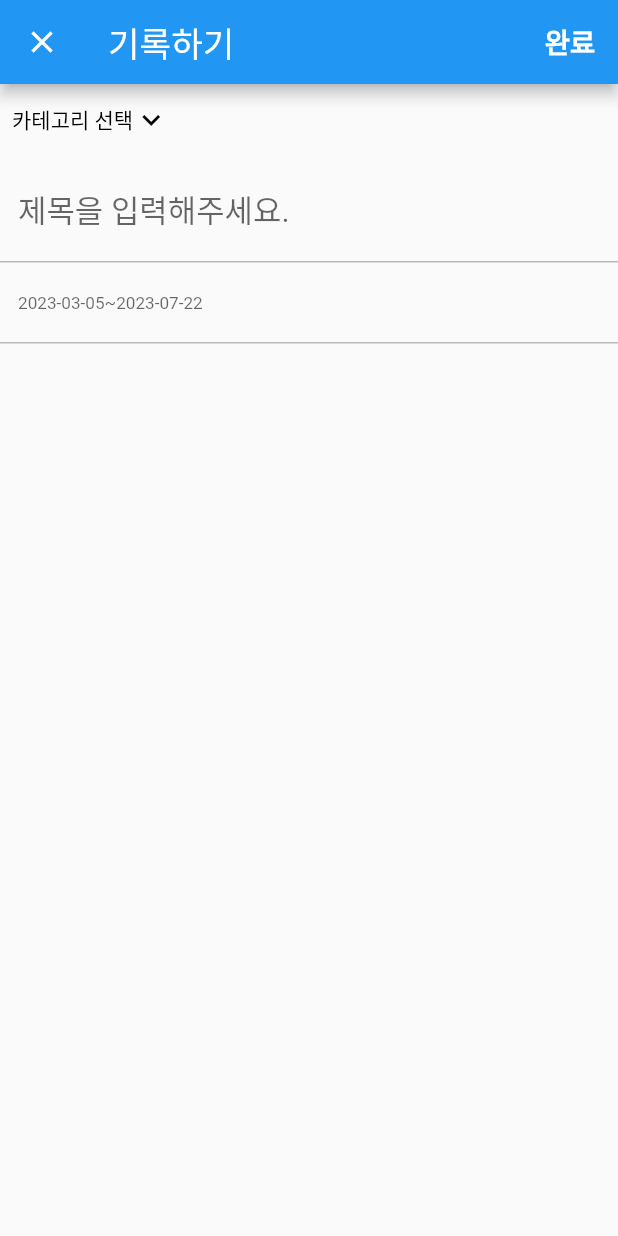
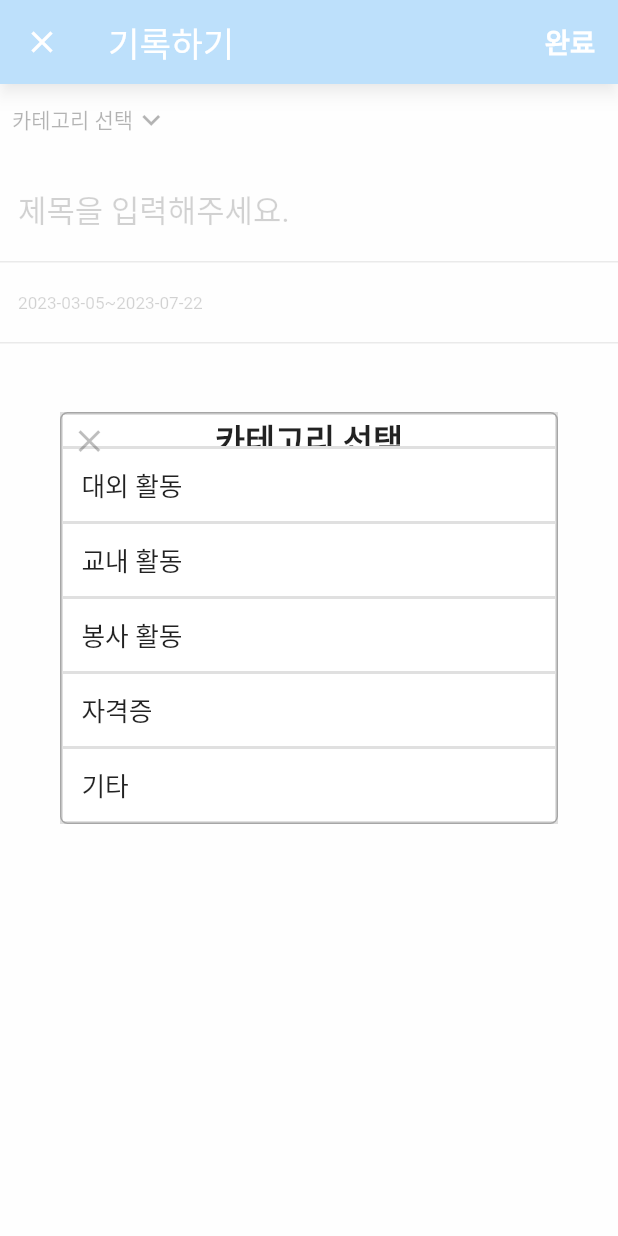
Before and after one commit to lsuinl/unvNote, a Flutter app: the WriteNoteScreen screen opened directly, scrolled down 576 dp, after a tap on "카테고리 선택", on a phone screen of 412 x 824 dp. Run offline on Flutter 3.47's test engine with Material 2 defaults, Android fonts, the phone set to English and light mode, and no system bars; our stand-ins replace dio, flutter_screenutil, loading_animation_widget, percent_indicator, shared_preferences; accounts and stored records are empty.

Commit message:
feat: 카테고리 선택 ui 완성

```diff
--- a/lib/note/write_note/note_screen.dart
+++ b/lib/note/write_note/note_screen.dart
@@ -23,7 +23,102 @@ class _WriteNoteScreenState extends State<WriteNoteScreen> {
       crossAxisAlignment: CrossAxisAlignment.start,
       children: [
         TextButton(
-            onPressed: (){},
+            onPressed: (){
+              showDialog(
+                  barrierColor:Colors.white70,
+                  context: context,
+                  barrierDismissible: true, // 바깥 영역 터치시 닫을지 여부
+                  builder: (BuildContext context) {
+                    return AlertDialog(
+                      contentPadding: EdgeInsets.zero,
+                        elevation: 0,
+                        shape: RoundedRectangleBorder(
+                          borderRadius: BorderRadius.all(Radius.circular(5)),
+                          side: BorderSide(color: Colors.black26),
+                      ),
+                      content:Container(
+                        width: MediaQuery.of(context).size.width,
+                        height: MediaQuery.of(context).size.height/3,
+                        decoration: BoxDecoration(
+                          border: Border.all(width: 2, color: Colors.black12),
+                        ),
+                        child: Column(
+                          mainAxisSize: MainAxisSize.min,
+                          mainAxisAlignment: MainAxisAlignment.spaceEvenly,
+                          crossAxisAlignment: CrossAxisAlignment.start,
+                          children: [
+                            Flexible(
+                              fit:FlexFit.tight,
+                              child:Stack(
+                                alignment: Alignment.centerLeft,
+                        children: [
+                          Padding(padding: EdgeInsets.all(5),
+                          child:  IconButton(padding: EdgeInsets.zero,  constraints: BoxConstraints(),onPressed: ()=>Navigator.pop(context), icon: Icon(Icons.close,size:22.r),color: Colors.black26,)
+                      ),
+                         Container(
+                            alignment: Alignment.center,
+                            child: Text("카테고리 선택",style: TextStyle(fontSize: 19.sp,fontWeight: FontWeight.w600))
+                          ),
+                        ]
+                          ),),
+                            Container(height: 2,color: Colors.black12),
+                            TextButton(
+                              style: TextButton.styleFrom(
+                                alignment: Alignment.centerLeft,
+                                minimumSize: Size(MediaQuery.of(context).size.width, 0)
+                              ),
+                                onPressed: (){},
+                                child: Text(" 대외 활동",style: TextStyle(fontSize: 15.sp,color: Colors.black87))),
+                            Container(height: 2,color: Colors.black12),
+                            TextButton(
+                                style: TextButton.styleFrom(
+                                    alignment: Alignment.centerLeft,
+                                    minimumSize: Size(MediaQuery.of(context).size.width, 0)
+                                ),
+                                onPressed: (){},
+                                child: Text(" 교내 활동",style: TextStyle(fontSize: 15.sp,color: Colors.black87))),
+                            Container(height: 2,color: Colors.black12),
+                            TextButton(
+                                style: TextButton.styleFrom(
+                                    alignment: Alignment.centerLeft,
+                                    minimumSize: Size(MediaQuery.of(context).size.width, 0)
+                                ),
+                                onPressed: (){},
+                                child: Text(" 봉사 활동",style: TextStyle(fontSize: 15.sp,color: Colors.black87))),
+                            Container(height: 2,color: Colors.black12),
+                            TextButton(
+                                style: TextButton.styleFrom(
+                                    alignment: Alignment.centerLeft,
+                                    minimumSize: Size(MediaQuery.of(context).size.width, 0)
+                                ),
+                                onPressed: (){},
+                                child: Text(" 자격증",style: TextStyle(fontSize: 15.sp,color: Colors.black87))),
+                            Container(height: 2,color: Colors.black12),
+                            TextButton(
+                                style: TextButton.styleFrom(
+                                    alignment: Alignment.centerLeft,
+                                    minimumSize: Size(MediaQuery.of(context).size.width, 0)
+                                ),
+                                onPressed: (){},
+                                child: Text(" 기타",style: TextStyle(fontSize: 15.sp,color: Colors.black87))),
+                          ],
+                        ),
+                      )
+                      // actions: [
+                      //   TextButton(
+                      //     child: const Text('확인',
+                      //         style: TextStyle(
+                      //             color: Colors.black,
+                      //             fontSize: 16,
+                      //             fontWeight: FontWeight.w700)),
+                      //     onPressed: () {
+                      //       Navigator.of(context).pop();
+                      //     },
+                      //   ),
+                      // ],
+                    );
+                  });
+            },
             style: ButtonStyle(
               overlayColor: MaterialStateColor.resolveWith((states) => Colors.transparent),
                 foregroundColor: MaterialStateProperty.all(Colors.black)),
```
Also changed, not shown: lib/note/note_detail/note_detail_screen.dart (added, +33 -0 lines), lib/note/note_main/note_screen.dart (+6 -5 lines).
